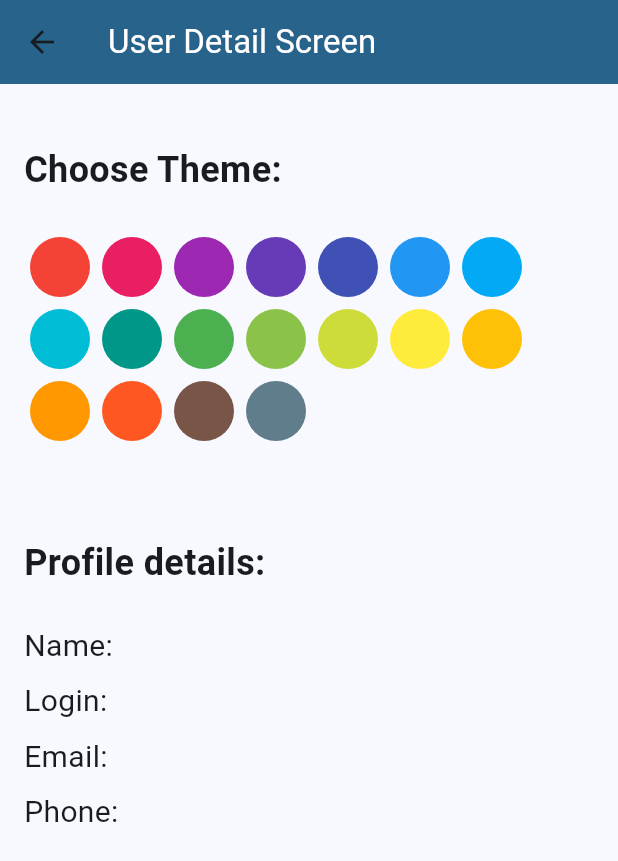
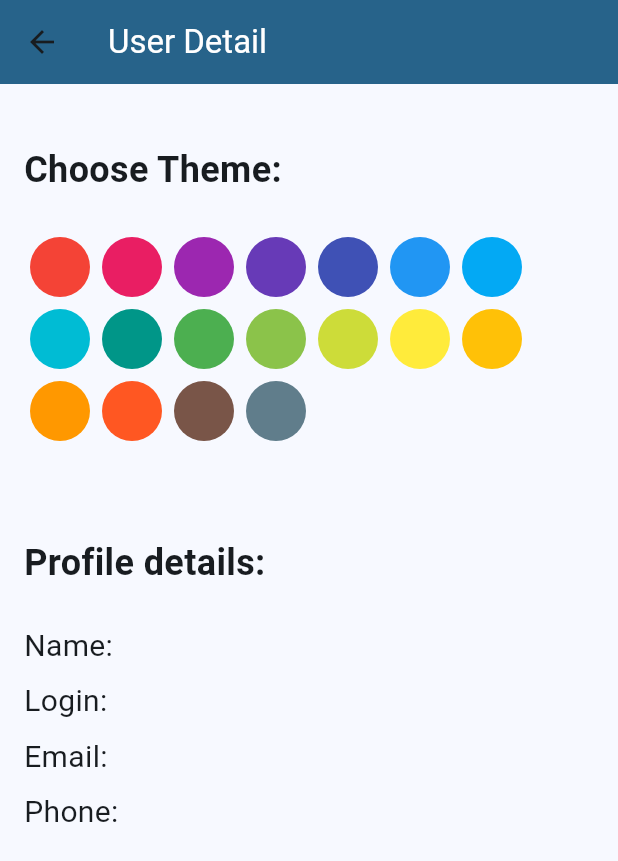
Before and after one commit to fix1t/but-itu-cartrack, a Flutter app: the UserDetailScreen screen opened by its route, on a phone screen of 412 x 824 dp. Shown: the top 861 px of the screen. Run offline on Flutter 3.47's test engine with Material 3 defaults, Android fonts, the phone set to English and light mode, and no system bars; our stand-ins replace firebase_core, firebase_database; accounts and stored records are empty.

Commit message:
changed text of screen

```diff
--- a/lib/src/view/user_detail_screen.dart
+++ b/lib/src/view/user_detail_screen.dart
@@ -21,7 +21,7 @@ class UserDetailScreen extends StatelessWidget {
 
     return Scaffold(
       appBar: AppBar(
-        title: Text('User Detail Screen', style: TextStyle(color: theme.colorScheme.onSecondary)),
+        title: Text('User Detail', style: TextStyle(color: theme.colorScheme.onSecondary)),
         backgroundColor: theme.colorScheme.primary,
       ),
       body: user == null
```
